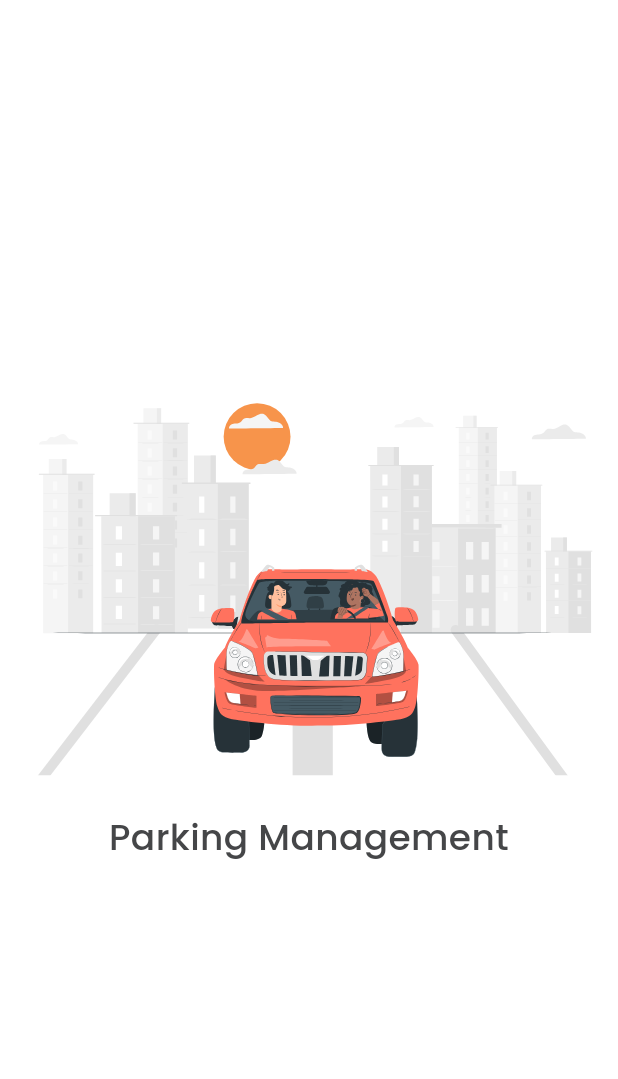
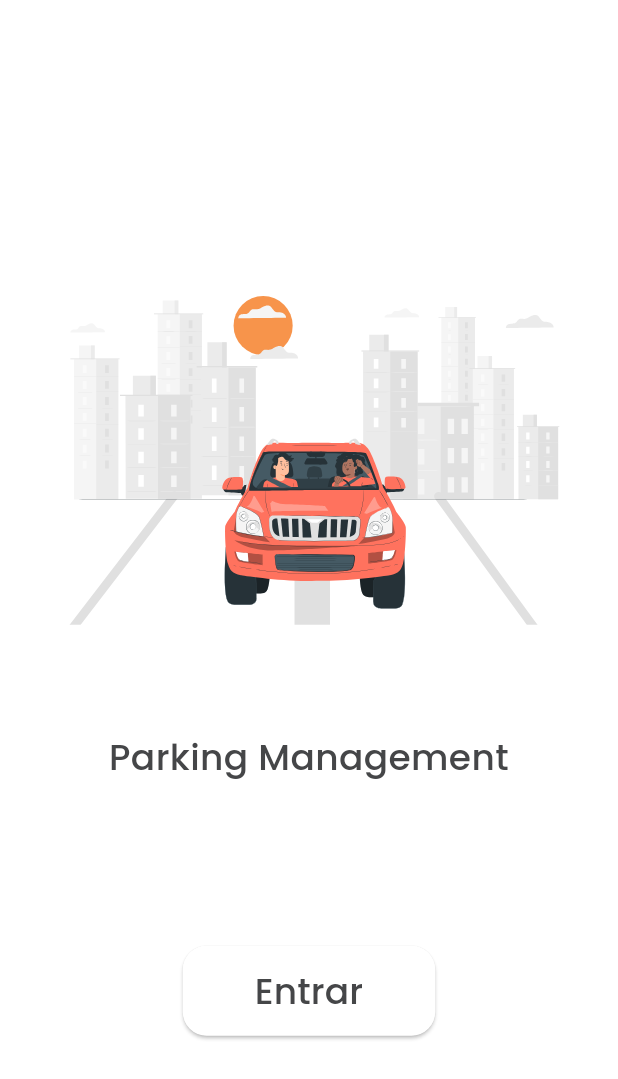
Before and after one commit to HlfDev/flutter_parking_management, a Flutter app: the screen it shows after launch, on a phone screen of 412 x 824 dp. Shown: the top 1079 px of the screen. Run offline on Flutter 3.47's test engine with Material 2 defaults, Android fonts, the phone set to English and light mode, and no system bars; our stand-ins replace bloc, flutter_bloc, flutter_modular, google_fonts, hive, lottie; accounts and stored records are empty.

Commit message:
chore(template/bloc): change splash template, add button atom and refactor splash bloc

```diff
--- a/lib/app/design_system/atomic/atomic.dart
+++ /dev/null
@@ -1 +0,0 @@
-export 'atoms/atoms.dart';
--- a/lib/app/design_system/atomic/atoms/atoms.dart
+++ /dev/null
@@ -1,2 +0,0 @@
-export 'lottie_asset_atom.dart';
-export 'text_atom.dart';
--- /dev/null
+++ b/lib/app/design_system/atomic/atoms/elevated_button_atom.dart
@@ -0,0 +1,17 @@
+import 'package:flutter/material.dart';
+
+import '../../design_system.dart';
+
+class ElevatedButtonAtom extends ElevatedButton {
+  ElevatedButtonAtom.rounded({
+    super.key,
+    required super.child,
+    required super.onPressed,
+  }) : super(
+          style: ButtonStyle(
+            shape: MaterialStateProperty.all<RoundedRectangleBorder>(
+              RoundedRectangleBorder(borderRadius: BorderRadius.circular(AppSizes.r_16)),
+            ),
+          ),
+        );
+}
--- a/lib/app/design_system/design_system.dart
+++ b/lib/app/design_system/design_system.dart
@@ -1,2 +1,7 @@
-export 'atomic/atomic.dart';
-export 'tokens/tokens.dart';
+export 'atomic/atoms/elevated_button_atom.dart';
+export 'atomic/atoms/lottie_asset_atom.dart';
+export 'atomic/atoms/text_atom.dart';
+export 'tokens/app_assets.dart';
+export 'tokens/app_colors.dart';
+export 'tokens/app_sizes.dart';
+export 'tokens/app_theme.dart';
--- a/lib/app/design_system/tokens/app_sizes.dart
+++ b/lib/app/design_system/tokens/app_sizes.dart
@@ -20,6 +20,7 @@ class AppSizes {
   static const double h_56 = 56.0;
   static const double h_60 = 60.0;
   static const double h_64 = 64.0;
+  static const double h_124 = 124.0;
 
   // Width
   static const double w_4 = 4.0;
--- a/lib/app/design_system/tokens/tokens.dart
+++ /dev/null
@@ -1,4 +0,0 @@
-export 'app_assets.dart';
-export 'app_colors.dart';
-export 'app_sizes.dart';
-export 'app_theme.dart';
--- a/lib/app/modules/splash/presentation/atomic/atomic.dart
+++ b/lib/app/modules/splash/presentation/atomic/atomic.dart
@@ -1 +1,2 @@
-export 'templates/templates.dart';
+export 'molecules/splash_button_visibility_molecule.dart';
+export 'templates/splash_template.dart';
--- /dev/null
+++ b/lib/app/modules/splash/presentation/atomic/molecules/splash_button_visibility_molecule.dart
@@ -0,0 +1,39 @@
+import 'package:flutter/material.dart';
+
+import '../../../../../design_system/design_system.dart';
+
+class SplashButtonVisibilityMolecule extends StatelessWidget {
+  const SplashButtonVisibilityMolecule({
+    Key? key,
+    required this.isButtonVisibled,
+    required this.onButtonTap,
+    required this.buttonText,
+  }) : super(key: key);
+
+  final bool isButtonVisibled;
+  final VoidCallback? onButtonTap;
+  final String buttonText;
+
+  @override
+  Widget build(BuildContext context) {
+    return SizedBox(
+      height: AppSizes.h_60,
+      child: Visibility(
+        visible: isButtonVisibled,
+        child: ElevatedButtonAtom.rounded(
+          onPressed: onButtonTap,
+          child: Padding(
+            padding: const EdgeInsets.symmetric(
+              horizontal: AppSizes.r_24,
+              vertical: AppSizes.r_8,
+            ),
+            child: TextAtom.medium(
+              text: buttonText,
+              fontSize: AppSizes.h_24,
+            ),
+          ),
+        ),
+      ),
+    );
+  }
+}
--- a/lib/app/modules/splash/presentation/atomic/templates/splash_loading_template.dart
+++ /dev/null
@@ -1,30 +0,0 @@
-import 'package:flutter/material.dart';
-
-import '../../../../../design_system/design_system.dart';
-
-class SplashLoadingTemplate extends StatelessWidget {
-  final String animationAsset;
-  final String title;
-
-  const SplashLoadingTemplate({
-    Key? key,
-    required this.animationAsset,
-    required this.title,
-  }) : super(key: key);
-
-  @override
-  Widget build(BuildContext context) {
-    return Column(
-      mainAxisAlignment: MainAxisAlignment.center,
-      crossAxisAlignment: CrossAxisAlignment.center,
-      children: [
-        LottieAssetAtom(asset: animationAsset),
-        const SizedBox(height: AppSizes.h_24),
-        TextAtom.medium(
-          text: title,
-          fontSize: AppSizes.h_24,
-        ),
-      ],
-    );
-  }
-}
--- /dev/null
+++ b/lib/app/modules/splash/presentation/atomic/templates/splash_template.dart
@@ -0,0 +1,62 @@
+import 'package:flutter/material.dart';
+
+import '../../../../../design_system/design_system.dart';
+import '../../../splash.dart';
+import '../atomic.dart';
+
+class SplashTemplate extends StatelessWidget {
+  final String animationAsset;
+  final String title;
+
+  final bool isButtonVisibled;
+  final VoidCallback? onButtonTap;
+  final String buttonText;
+
+  final bool isTemplateVisible;
+
+  const SplashTemplate({
+    Key? key,
+    required this.animationAsset,
+    required this.title,
+    this.isButtonVisibled = false,
+    this.onButtonTap,
+    this.buttonText = SplashStrings.enter,
+    this.isTemplateVisible = false,
+  }) : super(key: key);
+
+  @override
+  Widget build(BuildContext context) {
+    return AnimatedOpacity(
+      opacity: isTemplateVisible ? 1.0 : 0.0,
+      duration: const Duration(seconds: 1),
+      child: SafeArea(
+        child: Padding(
+          padding: const EdgeInsets.all(AppSizes.r_24),
+          child: Column(
+            mainAxisAlignment: MainAxisAlignment.center,
+            crossAxisAlignment: CrossAxisAlignment.center,
+            children: [
+              const Spacer(),
+              SizedBox(
+                height: (AppSizes.mediaQuery(context).height / 2.5),
+                child: LottieAssetAtom(asset: animationAsset),
+              ),
+              const SizedBox(height: AppSizes.h_24),
+              TextAtom.medium(
+                text: title,
+                fontSize: AppSizes.h_24,
+              ),
+              const Spacer(),
+              SplashButtonVisibilityMolecule(
+                isButtonVisibled: isButtonVisibled,
+                onButtonTap: onButtonTap,
+                buttonText: buttonText,
+              ),
+              const Spacer(),
+            ],
+          ),
+        ),
+      ),
+    );
+  }
+}
--- a/lib/app/modules/splash/presentation/atomic/templates/templates.dart
+++ /dev/null
@@ -1 +0,0 @@
-export 'splash_loading_template.dart';
--- a/lib/app/modules/splash/presentation/controller/splash_bloc.dart
+++ b/lib/app/modules/splash/presentation/controller/splash_bloc.dart
@@ -11,10 +11,10 @@ class SplashBloc extends Bloc<SplashEvent, SplashState> with Disposable {
 
   SplashBloc(this._appNavigator) : super(SplashInitialState()) {
     on<SplasLoadingEvent>((event, emit) => emit(SplashLoadingState()));
-    on<SplashLoadingFinishedEvent>((_, __) => _navigateToMainModule());
+    on<SplashLoadingFinishedEvent>((event, emit) => emit(SplashLoadedState()));
   }
 
-  void _navigateToMainModule() => _appNavigator.navigateToMainModule();
+  void navigateToMainModule() => _appNavigator.navigateToMainModule();
 
   @override
   void dispose() {
--- a/lib/app/modules/splash/presentation/controller/splash_state.dart
+++ b/lib/app/modules/splash/presentation/controller/splash_state.dart
@@ -10,7 +10,12 @@ class SplashLoadingState extends SplashState {
   SplashLoadingState();
 }
 
+class SplashLoadedState extends SplashState {
+  SplashLoadedState();
+}
+
 extension SplashStateHelper on SplashState {
   bool get isSplashInitialState => runtimeType == SplashInitialState;
   bool get isSplashLoadingState => runtimeType == SplashLoadingState;
+  bool get isSplashLoadedState => runtimeType == SplashLoadedState;
 }
--- a/lib/app/modules/splash/presentation/pages/splash_page.dart
+++ b/lib/app/modules/splash/presentation/pages/splash_page.dart
@@ -25,6 +25,11 @@ class _SplashPageState extends State<SplashPage> {
     super.initState();
 
     _splashBloc.add(SplasLoadingEvent());
+
+    Future.delayed(
+      const Duration(seconds: 3),
+      () => _splashBloc.add(SplashLoadingFinishedEvent()),
+    );
   }
 
   @override
@@ -33,12 +38,13 @@ class _SplashPageState extends State<SplashPage> {
       body: BlocBuilder<SplashBloc, SplashState>(
         bloc: _splashBloc,
         builder: (context, state) {
-          return state.isSplashLoadingState
-              ? const SplashLoadingTemplate(
-                  title: SplashStrings.parkingManagement,
-                  animationAsset: AppAssetsJson.jsonRedCarDriving,
-                )
-              : const SizedBox.shrink();
+          return SplashTemplate(
+            title: SplashStrings.parkingManagement,
+            animationAsset: AppAssetsJson.jsonRedCarDriving,
+            isButtonVisibled: state.isSplashLoadedState,
+            onButtonTap: state.isSplashLoadedState ? _splashBloc.navigateToMainModule : null,
+            isTemplateVisible: (state.isSplashLoadedState || state.isSplashLoadingState),
+          );
         },
       ),
     );
--- a/lib/app/modules/splash/splash_strings.dart
+++ b/lib/app/modules/splash/splash_strings.dart
@@ -2,4 +2,6 @@ class SplashStrings {
   SplashStrings._();
 
   static const parkingManagement = 'Parking Management';
+
+  static const enter = 'Entrar';
 }
```
